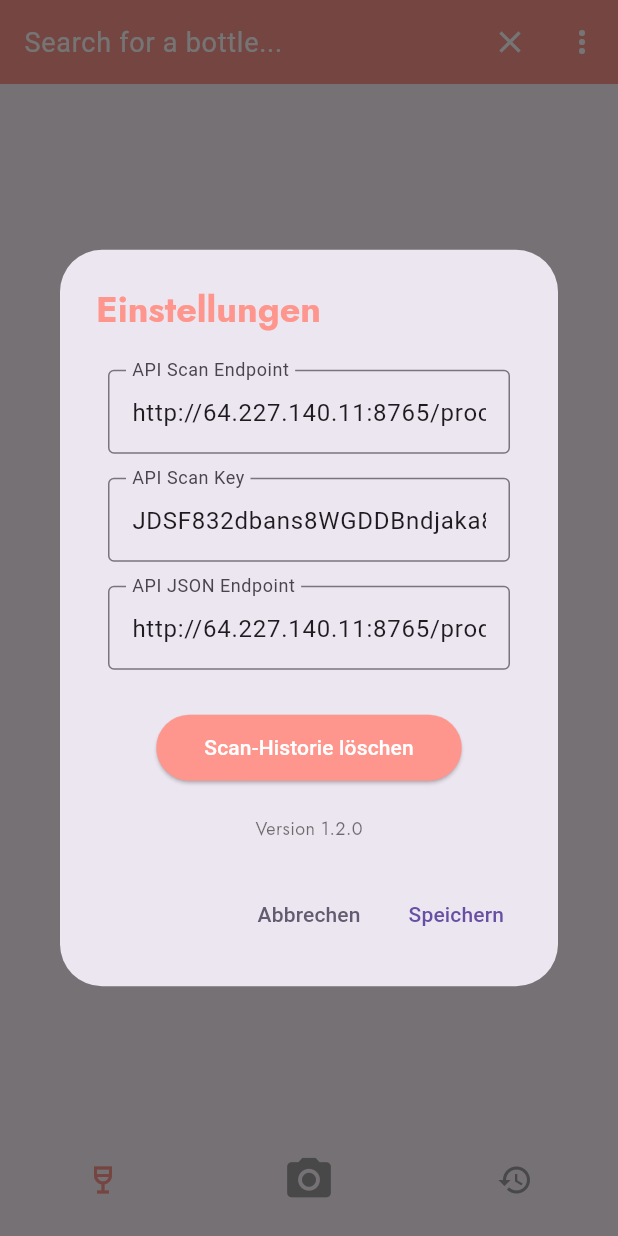
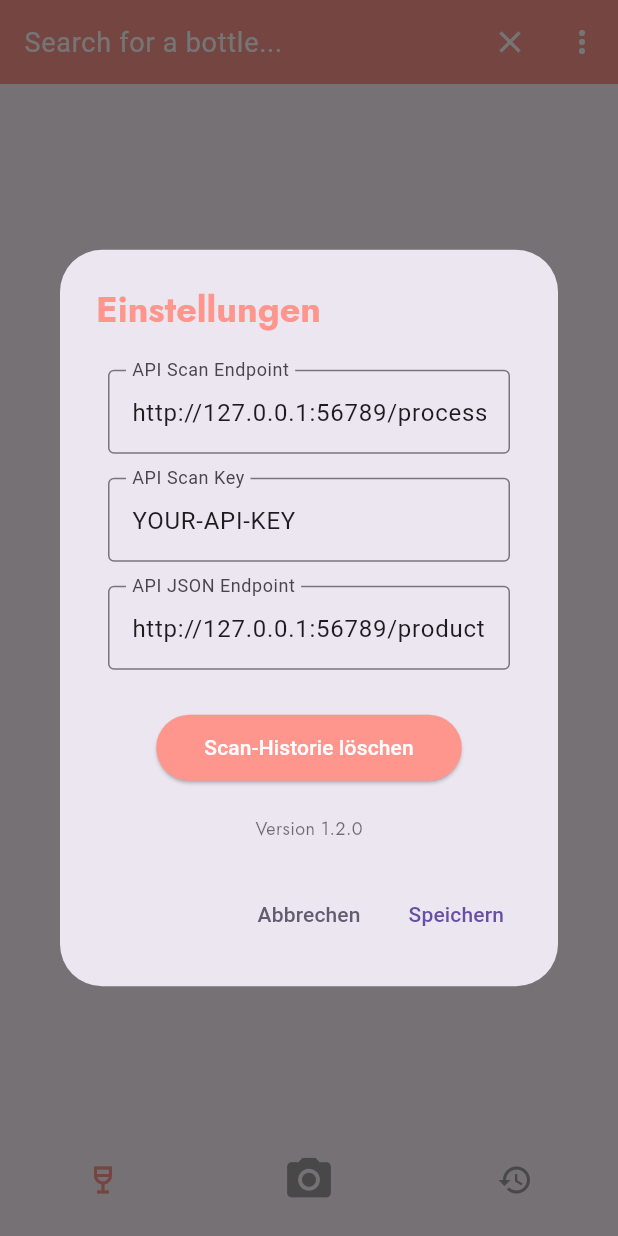
Before and after one commit to noktius/bottle-detector-for-e-commerce, a Flutter app: the screen it shows after launch, after a tap on the "search" icon, after a tap on the "more vert" icon, on a phone screen of 412 x 824 dp. Run offline on Flutter 3.47's test engine with Material 3 defaults, Android fonts, the phone set to English and light mode, and no system bars; our stand-ins replace cached_network_image, camera, google_fonts, image_picker, package_info_plus, shared_preferences; network calls fail; Roboto replaces fonts that are missing (Montserrat).

Commit message:
Update globals.dart

```diff
--- a/app/lib/globals.dart
+++ b/app/lib/globals.dart
@@ -2,8 +2,8 @@ import 'dart:ui';
 
 Color mainColor = const Color(0xFFFE968D);
 
-String apiScanEndpoint = 'http://64.227.140.11:8765/process';
-String apiJsonEndpoint = 'http://64.227.140.11:8765/products.json';
-String apiScanKey = 'JDSF832dbans8WGDDBndjaka821';
+String apiScanEndpoint = 'http://127.0.0.1:56789/process';
+String apiJsonEndpoint = 'http://127.0.0.1:56789/products.json';
+String apiScanKey = 'YOUR-API-KEY';
 
 String appVersion = "1.2.0";
```
